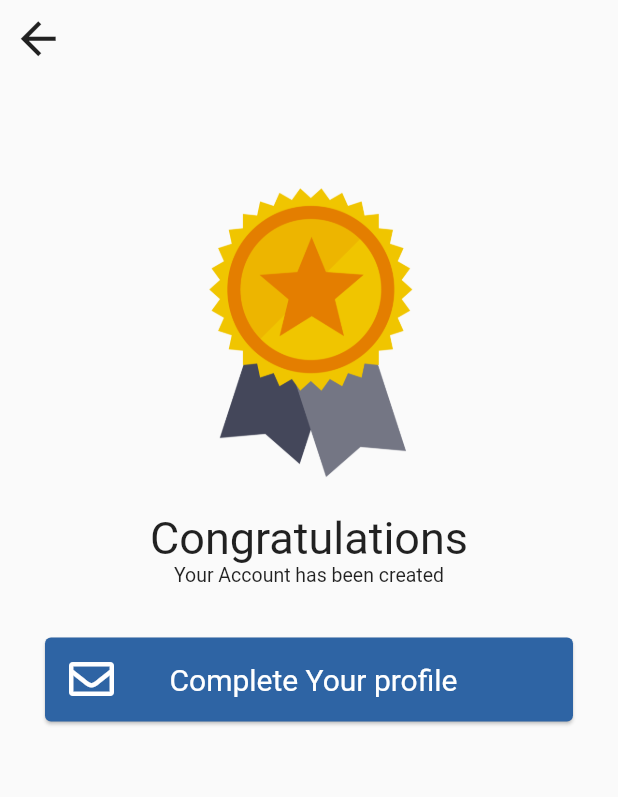
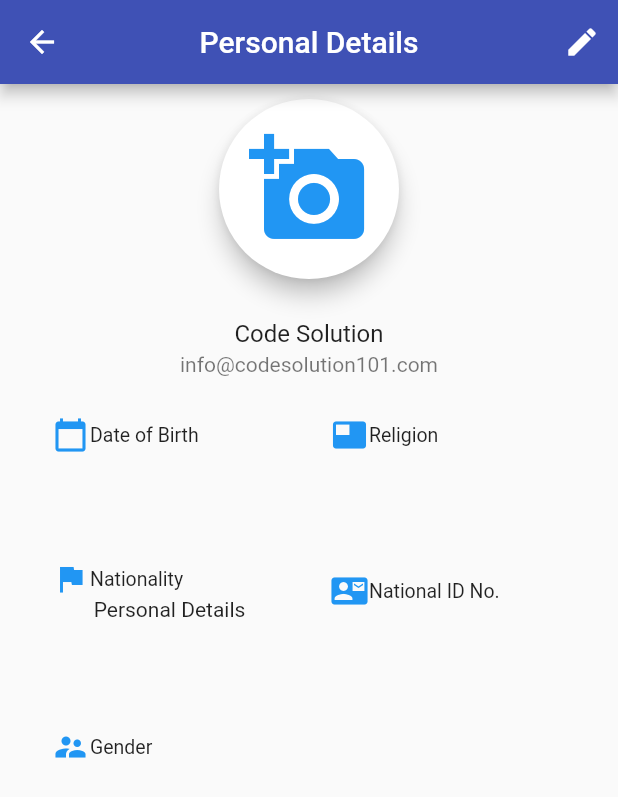
Before and after one commit to MFrankestien/sahlhaly_event_planner, a Flutter app: the SuccessPage screen opened directly, after a tap on "Complete Your profile", on a phone screen of 412 x 824 dp. Shown: the top 797 px of the screen. Run offline on Flutter 3.47's test engine with Material 2 defaults, Android fonts, the phone set to English and light mode, and no system bars; our stand-ins replace cloud_firestore, firebase_auth, firebase_core, firebase_storage, font_awesome_flutter, image_picker and 1 more; accounts and stored records are empty.

Commit message:
profile design

```diff
--- a/lib/Register/success_page.dart
+++ b/lib/Register/success_page.dart
@@ -2,6 +2,8 @@ import 'package:cloud_firestore/cloud_firestore.dart';
 import 'package:firebase_auth/firebase_auth.dart';
 import 'package:flutter/material.dart';
 import 'package:font_awesome_flutter/font_awesome_flutter.dart';
+import 'package:sahlhaly_event_planner/profile_details/personal_details.dart';
+
 
 
 class SuccessPage extends StatefulWidget {
@@ -102,13 +104,12 @@ class _SuccessPageState extends State<SuccessPage> {
                           children: <Widget>[
                             GestureDetector(
                               onTap: () async {
-                                 // await getusertype();
 
-                              /*  Navigator.push(
+                                Navigator.pushReplacement(
                                     context,
                                     MaterialPageRoute(
                                         builder: (context) =>
-                                            ProfileMain(userid: userid)))*/
+                                            PersonalDetail()));
 
                               },
                               child: Card(
--- /dev/null
+++ b/lib/profile_details/personal_details.dart
@@ -0,0 +1,197 @@
+import 'package:flutter/cupertino.dart';
+import 'package:flutter/material.dart';
+import 'package:sahlhaly_event_planner/profile_details/upload_photo.dart';
+import 'package:sahlhaly_event_planner/style.dart';
+import 'package:sahlhaly_event_planner/utils/constants.dart';
+import 'edit_personal_details.dart';
+
+class PersonalDetail extends StatefulWidget {
+  String userid;
+
+  PersonalDetail(
+      {this.firstName,
+      this.lastName,
+      this.fatherName,
+      this.motherName,
+      this.dob,
+      this.religion,
+      this.gender,
+      this.maritalStatus,
+      this.nationality,
+      this.nid,
+      this.userid});
+
+  final String firstName;
+  final String lastName;
+  final String fatherName;
+  final String motherName;
+  final String dob;
+  final String religion;
+  final String gender;
+  final String maritalStatus;
+  final String nationality;
+  final String nid;
+
+  @override
+  _PersonalDetailState createState() => _PersonalDetailState(userid);
+}
+
+class _PersonalDetailState extends State<PersonalDetail> {
+  String userid;
+
+  _PersonalDetailState(this.userid);
+
+  @override
+  Widget build(BuildContext context) {
+    return Scaffold(
+      appBar: header2(
+        context,
+        titleText: "Personal Details",
+        actions: <Widget>[
+          IconButton(
+              icon: Icon(Icons.edit),
+              onPressed: () {
+                Navigator.push(
+                    context,
+                    MaterialPageRoute(
+                        builder: (context) =>
+                            EditPersonalDetails(userid: userid)));
+              })
+        ],
+      ),
+      body: SingleChildScrollView(
+        child: Padding(
+          padding: const EdgeInsets.symmetric(horizontal: 20.0),
+          child: Container(
+            child: Column(
+              children: <Widget>[
+                Padding(
+                  padding: const EdgeInsets.all(10.0),
+                  child: Container(
+                    height: 120,
+                    width: 120,
+                    child: FloatingActionButton(
+                      onPressed: () {
+                       return Navigator.push(
+                           context, MaterialPageRoute(builder: (context) => UploadPhotoPage()));
+                      },
+                      child: Icon(
+                        Icons.add_a_photo,
+                        size: 80.0,
+                        color: Theme.of(context).primaryColor,
+                      ),
+                      backgroundColor: Colors.white,
+                    ),
+                  ),
+                ),
+                ListTile(
+                    title: Text('Code Solution', textAlign: TextAlign.center),
+                    subtitle: Text('info@codesolution101.com',
+                        textAlign: TextAlign.center)),
+                SizedBox(height: 10.0),
+                Row(
+                  mainAxisAlignment: MainAxisAlignment.start,
+                  children: <Widget>[
+                    Expanded(
+                      child: Column(
+                        children: <Widget>[
+                          Padding(
+                            padding: EdgeInsets.only(left: 15.0),
+                            child: FieldTitleWithIcon(
+                              title: "Date of Birth",
+                              icon: Icons.calendar_today,
+                            ),
+                          ),
+                          ProfileInputField(
+                            initValue: widget.dob,
+                          ),
+                        ],
+                      ),
+                    ),
+                    Expanded(
+                      child: Column(
+                        children: <Widget>[
+                          Padding(
+                            padding: EdgeInsets.only(left: 15.0),
+                            child: FieldTitleWithIcon(
+                              title: "Religion",
+                              icon: Icons.featured_video,
+                            ),
+                          ),
+                          ProfileInputField(
+                            initValue: widget.religion,
+                          ),
+                        ],
+                      ),
+                    ),
+                  ],
+                ),
+                SizedBox(height: 10.0),
+                Row(
+                  mainAxisAlignment: MainAxisAlignment.start,
+                  children: <Widget>[
+                    Expanded(
+                      child: Column(
+                        children: <Widget>[
+                          Padding(
+                            padding: EdgeInsets.only(left: 15.0),
+                            child: FieldTitleWithIcon(
+                              title: "Nationality",
+                              icon: Icons.flag,
+                            ),
+                          ),
+                          Text("Personal Details"),
+                          ProfileInputField(
+                            initValue: widget.nationality,
+                          ),
+                        ],
+                      ),
+                    ),
+                    Expanded(
+                      child: Column(
+                        children: <Widget>[
+                          Padding(
+                            padding: EdgeInsets.only(left: 15.0),
+                            child: FieldTitleWithIcon(
+                              title: "National ID No.",
+                              icon: Icons.contact_mail,
+                            ),
+                          ),
+                          ProfileInputField(
+                            initValue: widget.nid,
+                          ),
+                        ],
+                      ),
+                    ),
+                  ],
+                ),
+                SizedBox(height: 10.0),
+                Row(
+                  mainAxisAlignment: MainAxisAlignment.start,
+                  children: <Widget>[
+                    Expanded(
+                      child: Column(
+                        children: <Widget>[
+                          Padding(
+                            padding: EdgeInsets.only(left: 15.0),
+                            child: FieldTitleWithIcon(
+                              title: "Gender",
+                              icon: Icons.supervisor_account,
+                            ),
+                          ),
+                          ProfileInputField(
+                            initValue: widget.gender,
+                          ),
+                        ],
+                      ),
+                    ),
+                  ],
+                ),
+              ],
+            ),
+          ),
+        ),
+      ),
+    );
+  }
+}
--- a/lib/style.dart
+++ b/lib/style.dart
@@ -1,5 +1,9 @@
 
 import 'package:flutter/material.dart';
+import 'package:sahlhaly_event_planner/utils/constants.dart';
+Color facebookColor = Color(0xFF416BC1);
+Color googleColor = Color(0xFFCF4333);
+Color twitterColor = Color(0xFF08A0E9);
 
 var raisedDecoration = BoxDecoration(
     color: Colors.white,
@@ -22,6 +26,19 @@ var raisedDecoration = BoxDecoration(
       ),
     ]);
 
-Color facebookColor = Color(0xFF416BC1);
-Color googleColor = Color(0xFFCF4333);
-Color twitterColor = Color(0xFF08A0E9);
+final kH2WTextStyle = TextStyle(
+  color: Colors.white,
+  fontSize: 20.0,
+);
+
+AppBar header2(context, {bool isAppTitle=false, String titleText,  actions}) {
+  return AppBar(
+    leading: BackButtonPop2(),
+    backgroundColor: Color(0XFF3F51b5),
+    title: Text(isAppTitle ? 'Job Portal' : titleText,
+      overflow: TextOverflow.ellipsis,
+    ),
+    actions: actions,
+    centerTitle: true,
+  );
+}
--- a/pubspec.yaml
+++ b/pubspec.yaml
@@ -47,6 +47,7 @@ dependencies:
   firebase_messaging: ^6.0.16
   get_it: ^4.0.2
 
+
 dev_dependencies:
   flutter_test:
     sdk: flutter
```
Also changed, not shown: lib/bottomInfoBar.dart (added, +48 -0 lines), lib/profile_details/edit_personal_details.dart (added, +285 -0 lines), lib/profile_details/upload_photo.dart (added, +127 -0 lines).
